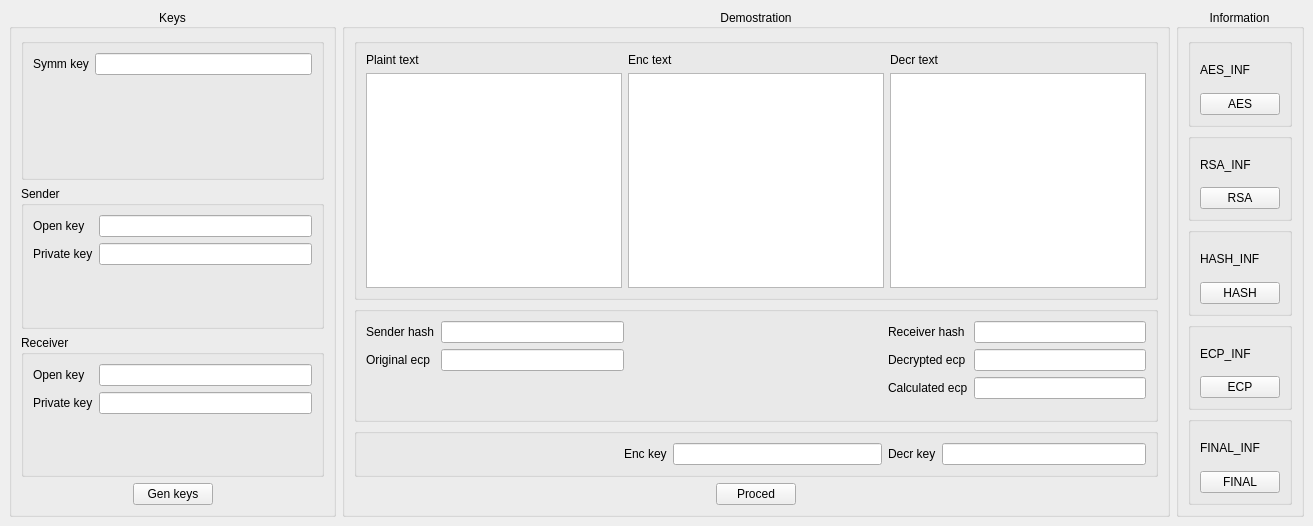
First picture: the form in form.ui, repository NicetasMatthias/CP, before the edit.
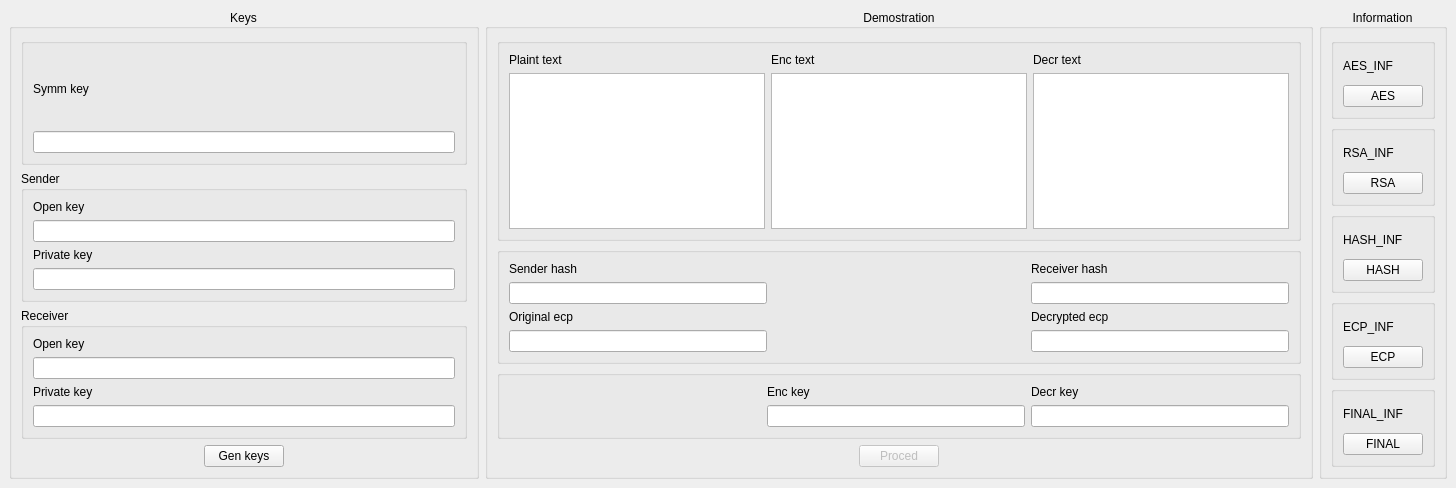
Second picture: the form after the edit.

What changed in the file:
```diff
--- a/form.ui
+++ b/form.ui
@@ -6,8 +6,8 @@
    <rect>
     <x>0</x>
     <y>0</y>
-    <width>1313</width>
-    <height>526</height>
+    <width>1456</width>
+    <height>488</height>
    </rect>
   </property>
   <property name="windowTitle">
@@ -29,16 +29,20 @@
          <property name="title">
           <string/>
          </property>
-         <layout class="QFormLayout" name="formLayout_3">
-          <item row="0" column="0">
+         <layout class="QVBoxLayout" name="verticalLayout_17">
+          <item>
            <widget class="QLabel" name="label">
             <property name="text">
              <string>Symm key</string>
             </property>
            </widget>
           </item>
-          <item row="0" column="1">
-           <widget class="QLineEdit" name="symmKeyLineEdit"/>
+          <item>
+           <widget class="QLineEdit" name="symmKeyLineEdit">
+            <property name="readOnly">
+             <bool>true</bool>
+            </property>
+           </widget>
           </item>
          </layout>
         </widget>
@@ -48,26 +52,34 @@
          <property name="title">
           <string>Sender</string>
          </property>
-         <layout class="QFormLayout" name="formLayout_2">
-          <item row="0" column="0">
+         <layout class="QVBoxLayout" name="verticalLayout_18">
+          <item>
            <widget class="QLabel" name="label_4">
             <property name="text">
              <string>Open key</string>
             </property>
            </widget>
           </item>
-          <item row="0" column="1">
-           <widget class="QLineEdit" name="senderOpenLineEdit"/>
+          <item>
+           <widget class="QLineEdit" name="senderOpenLineEdit">
+            <property name="readOnly">
+             <bool>true</bool>
+            </property>
+           </widget>
           </item>
-          <item row="1" column="0">
+          <item>
            <widget class="QLabel" name="label_5">
             <property name="text">
              <string>Private key</string>
             </property>
            </widget>
           </item>
-          <item row="1" column="1">
-           <widget class="QLineEdit" name="senderPrivateLineEdit"/>
+          <item>
+           <widget class="QLineEdit" name="senderPrivateLineEdit">
+            <property name="readOnly">
+             <bool>true</bool>
+            </property>
+           </widget>
           </item>
          </layout>
         </widget>
@@ -77,26 +89,34 @@
          <property name="title">
           <string>Receiver</string>
          </property>
-         <layout class="QFormLayout" name="formLayout">
-          <item row="0" column="0">
+         <layout class="QVBoxLayout" name="verticalLayout_19">
+          <item>
            <widget class="QLabel" name="label_2">
             <property name="text">
              <string>Open key</string>
             </property>
            </widget>
           </item>
-          <item row="0" column="1">
-           <widget class="QLineEdit" name="receiverOpenLineEdit"/>
+          <item>
+           <widget class="QLineEdit" name="receiverOpenLineEdit">
+            <property name="readOnly">
+             <bool>true</bool>
+            </property>
+           </widget>
           </item>
-          <item row="1" column="0">
+          <item>
            <widget class="QLabel" name="label_3">
             <property name="text">
              <string>Private key</string>
             </property>
            </widget>
           </item>
-          <item row="1" column="1">
-           <widget class="QLineEdit" name="receiverPrivateLineEdit"/>
+          <item>
+           <widget class="QLineEdit" name="receiverPrivateLineEdit">
+            <property name="readOnly">
+             <bool>true</bool>
+            </property>
+           </widget>
           </item>
          </layout>
         </widget>
@@ -180,7 +200,11 @@
              </widget>
             </item>
             <item>
-             <widget class="QPlainTextEdit" name="cipherTextEdit"/>
+             <widget class="QPlainTextEdit" name="cipherTextEdit">
+              <property name="readOnly">
+               <bool>true</bool>
+              </property>
+             </widget>
             </item>
            </layout>
           </item>
@@ -194,7 +218,11 @@
              </widget>
             </item>
             <item>
-             <widget class="QPlainTextEdit" name="receivedPlainTextEdit"/>
+             <widget class="QPlainTextEdit" name="receivedPlainTextEdit">
+              <property name="readOnly">
+               <bool>true</bool>
+              </property>
+             </widget>
             </item>
            </layout>
           </item>
@@ -208,26 +236,34 @@
          </property>
          <layout class="QHBoxLayout" name="horizontalLayout_5">
           <item>
-           <layout class="QFormLayout" name="formLayout_6">
-            <item row="1" column="0">
-             <widget class="QLabel" name="label_12">
-              <property name="text">
-               <string>Original ecp</string>
-              </property>
-             </widget>
-            </item>
-            <item row="1" column="1">
-             <widget class="QLineEdit" name="OriginalEcpLineEdit"/>
-            </item>
-            <item row="0" column="0">
+           <layout class="QVBoxLayout" name="verticalLayout_15">
+            <item>
              <widget class="QLabel" name="label_10">
               <property name="text">
                <string>Sender hash</string>
               </property>
              </widget>
             </item>
-            <item row="0" column="1">
-             <widget class="QLineEdit" name="senderHashLineEdit"/>
+            <item>
+             <widget class="QLineEdit" name="senderHashLineEdit">
+              <property name="readOnly">
+               <bool>true</bool>
+              </property>
+             </widget>
+            </item>
+            <item>
+             <widget class="QLabel" name="label_12">
+              <property name="text">
+               <string>Original ecp</string>
+              </property>
+             </widget>
+            </item>
+            <item>
+             <widget class="QLineEdit" name="originalEcpLineEdit">
+              <property name="readOnly">
+               <bool>true</bool>
+              </property>
+             </widget>
             </item>
            </layout>
           </item>
@@ -245,37 +281,35 @@
            </spacer>
           </item>
           <item>
-           <layout class="QFormLayout" name="formLayout_7">
-            <item row="1" column="0">
-             <widget class="QLabel" name="label_13">
-              <property name="text">
-               <string>Decrypted ecp</string>
-              </property>
-             </widget>
-            </item>
-            <item row="1" column="1">
-             <widget class="QLineEdit" name="decryptedEcpLineEdit"/>
-            </item>
-            <item row="2" column="0">
-             <widget class="QLabel" name="label_14">
-              <property name="text">
-               <string>Calculated ecp</string>
-              </property>
-             </widget>
-            </item>
-            <item row="2" column="1">
-             <widget class="QLineEdit" name="CalculatedEcpLineEdit"/>
-            </item>
-            <item row="0" column="1">
-             <widget class="QLineEdit" name="receiverHashLineEdit"/>
-            </item>
-            <item row="0" column="0">
+           <layout class="QVBoxLayout" name="verticalLayout_16">
+            <item>
              <widget class="QLabel" name="label_15">
               <property name="text">
                <string>Receiver hash</string>
               </property>
              </widget>
             </item>
+            <item>
+             <widget class="QLineEdit" name="receiverHashLineEdit">
+              <property name="readOnly">
+               <bool>true</bool>
+              </property>
+             </widget>
+            </item>
+            <item>
+             <widget class="QLabel" name="label_13">
+              <property name="text">
+               <string>Decrypted ecp</string>
+              </property>
+             </widget>
+            </item>
+            <item>
+             <widget class="QLineEdit" name="decryptedEcpLineEdit">
+              <property name="readOnly">
+               <bool>true</bool>
+              </property>
+             </widget>
+            </item>
            </layout>
           </item>
          </layout>
@@ -301,30 +335,38 @@
            </spacer>
           </item>
           <item>
-           <layout class="QFormLayout" name="formLayout_4">
-            <item row="0" column="0">
+           <layout class="QVBoxLayout" name="verticalLayout_13">
+            <item>
              <widget class="QLabel" name="label_9">
               <property name="text">
                <string>Enc key</string>
               </property>
              </widget>
             </item>
-            <item row="0" column="1">
-             <widget class="QLineEdit" name="encKeyLineEdit"/>
+            <item>
+             <widget class="QLineEdit" name="encKeyLineEdit">
+              <property name="readOnly">
+               <bool>true</bool>
+              </property>
+             </widget>
             </item>
            </layout>
           </item>
           <item>
-           <layout class="QFormLayout" name="formLayout_5">
-            <item row="0" column="0">
+           <layout class="QVBoxLayout" name="verticalLayout_14">
+            <item>
              <widget class="QLabel" name="label_11">
               <property name="text">
                <string>Decr key</string>
               </property>
              </widget>
             </item>
-            <item row="0" column="1">
-             <widget class="QLineEdit" name="decrKeyLineEdit"/>
+            <item>
+             <widget class="QLineEdit" name="decrKeyLineEdit">
+              <property name="readOnly">
+               <bool>true</bool>
+              </property>
+             </widget>
             </item>
            </layout>
           </item>
@@ -348,6 +390,9 @@
          </item>
          <item>
           <widget class="QPushButton" name="proceedPushButton">
+           <property name="enabled">
+            <bool>false</bool>
+           </property>
            <property name="text">
             <string>Proced</string>
            </property>
```
